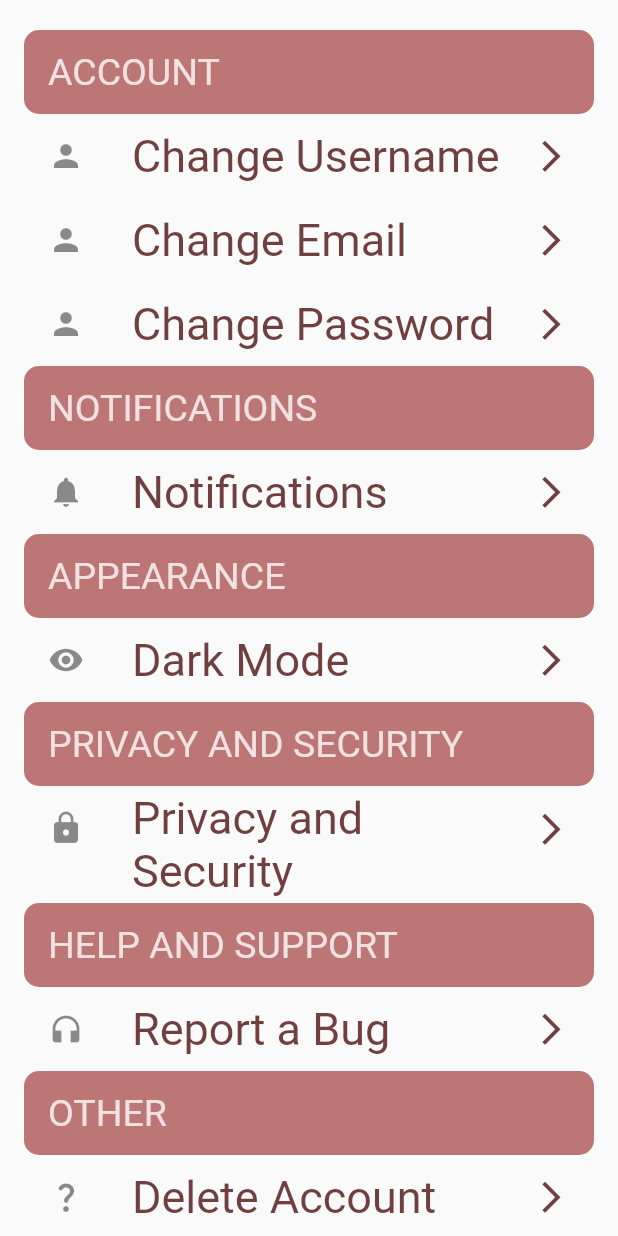
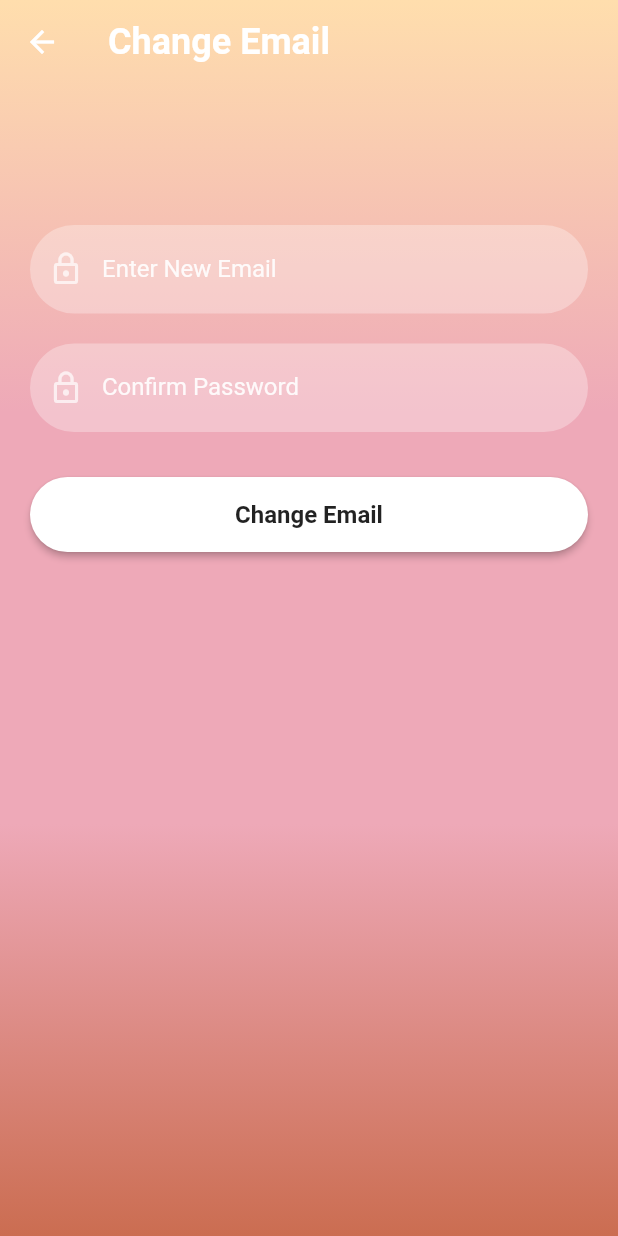
Before and after one commit to anf38/cookies, a Flutter app: the SettingsPage screen opened directly, after a tap on "Change Email", on a phone screen of 412 x 824 dp. Run offline on Flutter 3.47's test engine with Material 2 defaults, Android fonts, the phone set to English and light mode, and no system bars; our stand-ins replace auto_size_text, firebase_auth, firebase_core, firebase_database; accounts and stored records are empty.

Commit message:
settings: change email and toggle password visibil

```diff
--- a/lib/reusable_widgets/reusable_widget.dart
+++ b/lib/reusable_widgets/reusable_widget.dart
@@ -1,3 +1,4 @@
+import 'package:flutter/cupertino.dart';
 import 'package:flutter/material.dart';
 
 //function to add a logo image
--- /dev/null
+++ b/lib/screens/settings/changeEmail.dart
@@ -0,0 +1,105 @@
+import 'package:firebase_auth/firebase_auth.dart';
+import 'package:flutter/cupertino.dart';
+import 'package:flutter/material.dart';
+import '../../app_bar.dart';
+import '../../reusable_widgets/reusable_widget.dart';
+import '../../utils/color_utils.dart';
+
+class changeEmail extends StatefulWidget {
+  const changeEmail({super.key});
+
+  @override
+  State<changeEmail> createState() => _changeEmailState();
+}
+
+class _changeEmailState extends State<changeEmail> {
+  TextEditingController newEmail = TextEditingController();
+  TextEditingController confirmPassword = TextEditingController();
+
+  alertBox(String titleTxt, String contentTxt) {
+    showDialog(
+      context: context,
+      builder: (BuildContext context) {
+        return CupertinoAlertDialog(
+          title: Text(titleTxt),
+          content: Text(contentTxt),
+          actions: [
+            CupertinoDialogAction(
+              child: const Text("OK"),
+              onPressed: () {
+                Navigator.pop(context);
+              },
+            ),
+          ],
+        );
+      },
+    );
+  }
+
+  @override
+  Widget build(BuildContext context) {
+    return Scaffold(
+      extendBodyBehindAppBar: true,
+      appBar: AppBar(
+        backgroundColor: Colors.transparent,
+        elevation: 0,
+        title: const Text(
+          "Change Email",
+          style: TextStyle(fontSize: 24, fontWeight: FontWeight.bold),
+        ),
+      ),
+      body: Container(
+          width: MediaQuery.of(context).size.width,
+          height: MediaQuery.of(context).size.height,
+          decoration: BoxDecoration(
+              gradient: LinearGradient(colors: [
+            hexStringToColor("ffdead"),
+            hexStringToColor("eea9b8"),
+            hexStringToColor("eea9b8"),
+            hexStringToColor("cb6d51"),
+          ], begin: Alignment.topCenter, end: Alignment.bottomCenter)),
+          child: SingleChildScrollView(
+              child: Padding(
+            padding: const EdgeInsets.fromLTRB(20, 120, 20, 0),
+            child: Column(
+              children: <Widget>[
+                const SizedBox(height: 30),
+                reusableTextField(
+                    "Enter New Email", Icons.lock_outline, false, newEmail),
+                const SizedBox(height: 20),
+                reusableTextField("Confirm Password", Icons.lock_outline, true,
+                    confirmPassword),
+                const SizedBox(height: 20),
+                signInSignUpButton("Change Email", context, () async {
+                  final user = FirebaseAuth.instance.currentUser;
+                  final cred = EmailAuthProvider.credential(
+                    email: user?.email ?? '',
+                    password: confirmPassword.text,
+                  );
+
+                  try {
+                    await user
+                        ?.reauthenticateWithCredential(cred); //reauthentication
+                    await user?.updateEmail(newEmail.text); //password update
+
+                    // Password changed successfully
+                    // ignore: use_build_context_synchronously
+                    Navigator.push(
+                        context,
+                        MaterialPageRoute(
+                            builder: (context) => const AppBarPage()));
+                    alertBox("Success!", "Email was changed");
+                  } catch (error) {
+                    if (error.toString().contains("badly formatted.")) {
+                      alertBox("Error!", "Put a valid email address");
+                    } else if (error.toString().contains("password is invalid")) {
+                      alertBox("Error!", "The password is incorrect");
+                    }
+                  }
+                })
+              ],
+            ),
+          ))),
+    );
+  }
+}
--- a/lib/screens/settings_screen.dart
+++ b/lib/screens/settings_screen.dart
@@ -1,4 +1,5 @@
 import 'package:auto_size_text/auto_size_text.dart';
+import 'package:cookies/screens/settings/changeEmail.dart';
 import 'package:cookies/screens/settings/changePassword.dart';
 import 'package:flutter/material.dart';
 
@@ -78,7 +79,10 @@ class _SettingsPageState extends State<SettingsPage> {
                 size: 25,
               ),
               onTap: () {
-                setState(() {});
+                Navigator.push(
+                  context,
+                  MaterialPageRoute(builder: (context) => const changeEmail()),
+                );
               },
             ),
           ),
```
Also changed, not shown: lib/screens/settings/changePassword.dart (+66 -59 lines).
